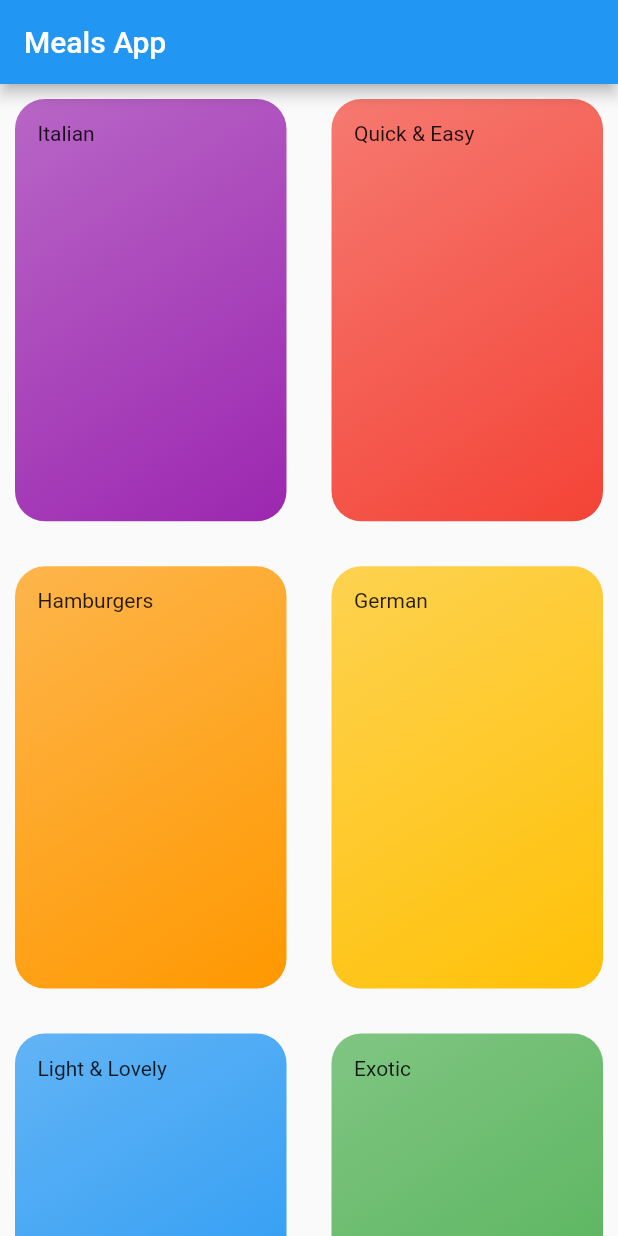
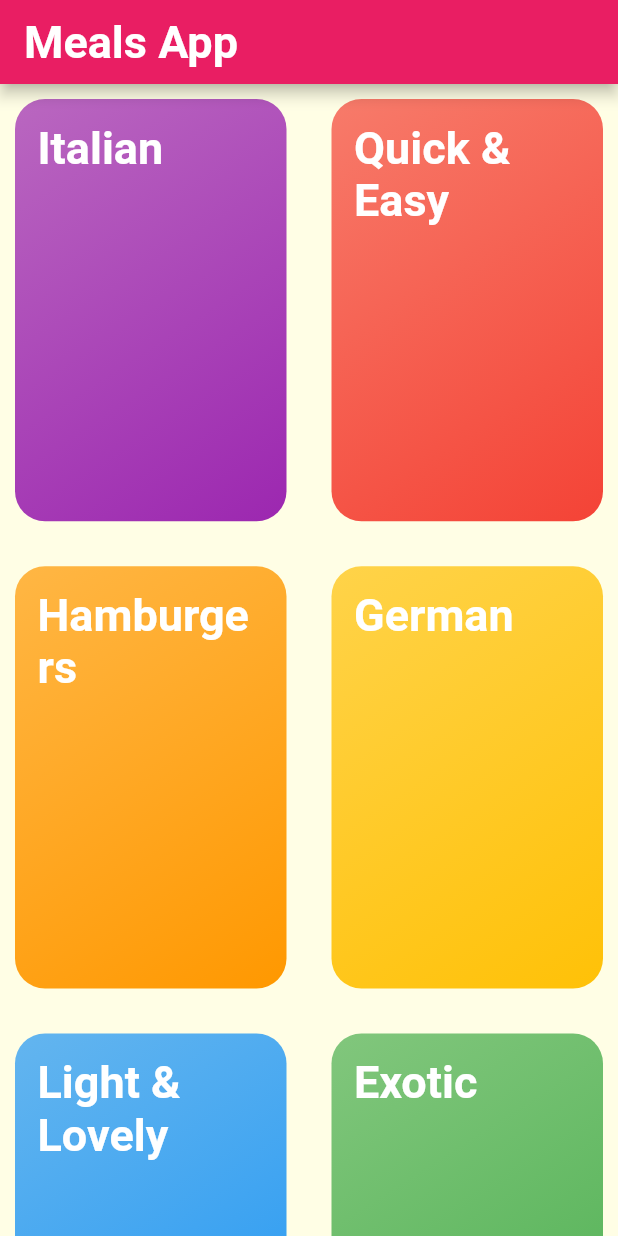
Before and after one commit to AmanPant777/meals_app, a Flutter app: the screen it shows after launch, on a phone screen of 412 x 824 dp. Run offline on Flutter 3.47's test engine with Material 2 defaults, Android fonts, the phone set to English and light mode, and no system bars.

```diff
--- a/lib/category_item.dart
+++ b/lib/category_item.dart
@@ -1,25 +1,35 @@
 import 'package:flutter/material.dart';
+import 'package:meals_app/category_meals_screen.dart';
 
 class CategoryItems extends StatelessWidget {
   final String title;
   final Color color;
 
+  void selectedCategory(context) {
+    Navigator.of(context)
+        .push(MaterialPageRoute(builder: (_) => CategoryMealsScreen()));
+  }
+
   CategoryItems(this.title, this.color);
   @override
   Widget build(BuildContext context) {
-    return Container(
+    return InkWell(
+      onTap: () => selectedCategory(context),
+      splashColor: Theme.of(context).primaryColor,
+      borderRadius: BorderRadius.circular(15),
+      child: Container(
         margin: EdgeInsets.all(10),
         padding: EdgeInsets.all(15),
-      child: Text(title),
+        child: Text(
+          title,
+          style: Theme.of(context).textTheme.title,
+        ),
         decoration: BoxDecoration(
             gradient: LinearGradient(
-          colors: [color.withOpacity(0.7)
-          ,color
-          ],
+                colors: [color.withOpacity(0.7), color],
                 begin: Alignment.topLeft,
-          end: Alignment.bottomRight
-          ),
-          borderRadius: BorderRadius.circular(20)
+                end: Alignment.bottomRight),
+            borderRadius: BorderRadius.circular(20)),
       ),
     );
   }
--- a/lib/main.dart
+++ b/lib/main.dart
@@ -1,6 +1,5 @@
 import 'package:flutter/material.dart';
 import 'package:meals_app/categories_screen.dart';
-
 void main() {
   runApp(MyApp());
 }
@@ -10,7 +9,22 @@ class MyApp extends StatelessWidget {
     return MaterialApp(
       title: 'Flutter Demo',
       theme: ThemeData(
-        primarySwatch: Colors.blue,
+        primarySwatch: Colors.pink,
+        accentColor: Colors.amber,
+        canvasColor: Color.fromRGBO(255, 254, 229, 1),
+        textTheme: ThemeData.light().textTheme.copyWith(
+          body1: TextStyle(
+            color: Color.fromRGBO(20, 51, 51, 1)
+          ),
+          body2: TextStyle(
+            color: Color.fromRGBO(20, 51, 51,1)
+          ),
+          title: TextStyle(
+            fontSize: 30,
+            color: Colors.white,
+            fontWeight:FontWeight.bold
+          )
+        )
       ),
       home: CategorieScreen(),
     );
```
Also changed, not shown: lib/category_meals_screen.dart (added, +11 -0 lines). Lines whose indentation alone changed are shown as unchanged.
